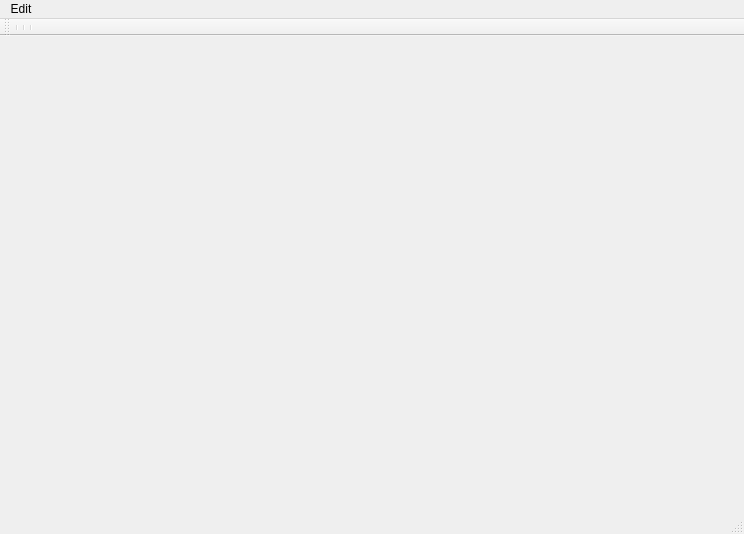
This is firstgui/mainwindow.ui in MacroGu/qtProject as Qt 5 draws it before an edit. The edited form follows.
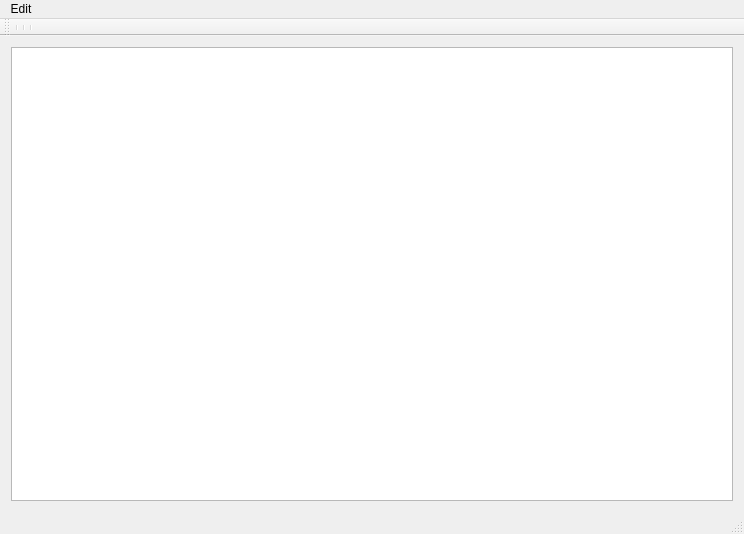
This is the edited form.

Commit message: 1. add color Dialog

```diff
--- a/firstgui/mainwindow.ui
+++ b/firstgui/mainwindow.ui
@@ -16,7 +16,13 @@
   <property name="styleSheet">
    <string notr="true"/>
   </property>
-  <widget class="QWidget" name="centralWidget"/>
+  <widget class="QWidget" name="centralWidget">
+   <layout class="QHBoxLayout" name="horizontalLayout">
+    <item>
+     <widget class="QTextEdit" name="textEdit"/>
+    </item>
+   </layout>
+  </widget>
   <widget class="QMenuBar" name="menuBar">
    <property name="geometry">
     <rect>
```
Left out of the diff: 6 changed lines with no effect on the pictures. The commit also changes 2 other files.
